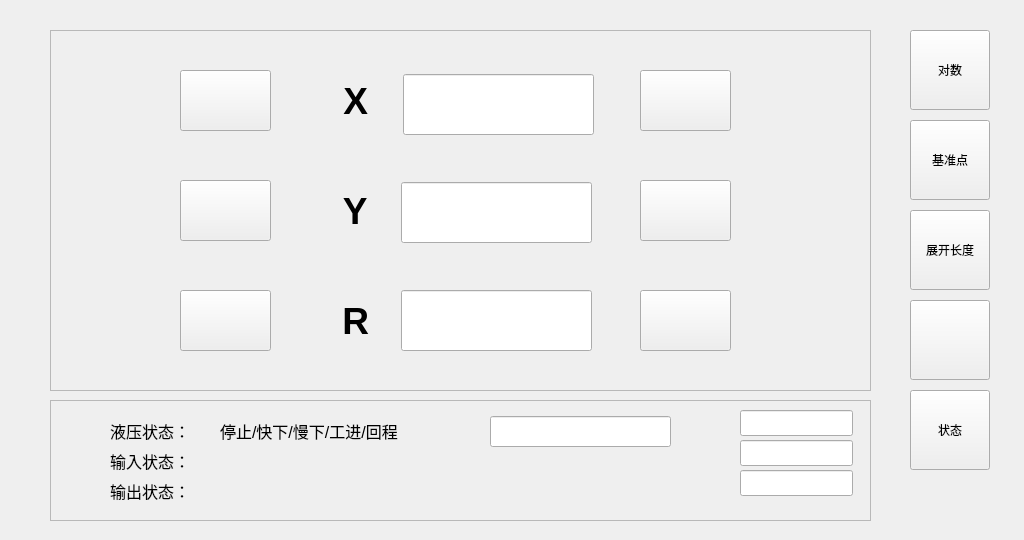
Old version of the form A66-app/manual.ui in the repository Tetraelc/A66_PRO.
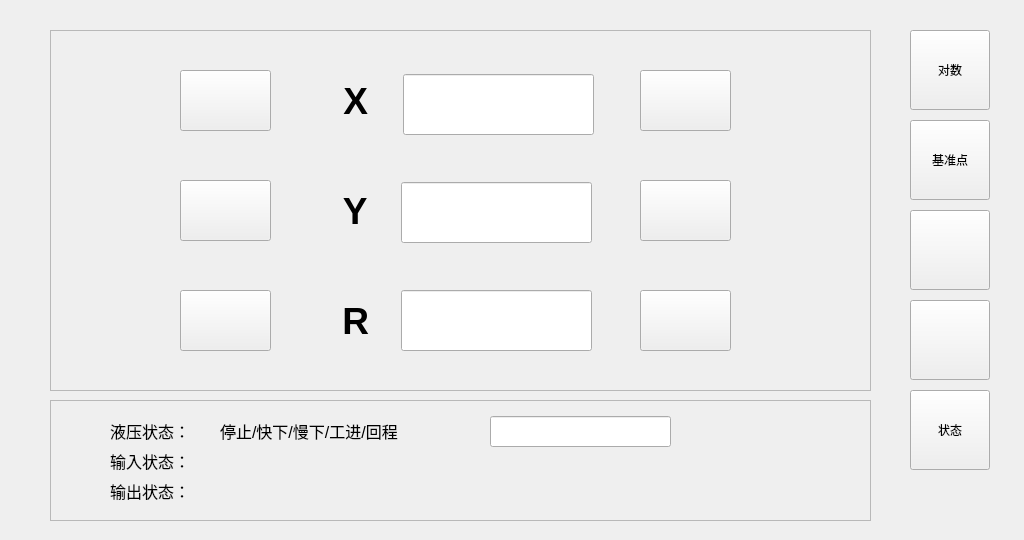
New version of the form. Icons and pictures are not drawn.

Diff of the .ui file:
```diff
--- a/A66-app/manual.ui
+++ b/A66-app/manual.ui
@@ -26,7 +26,7 @@
     </rect>
    </property>
    <property name="text">
-    <string>展开长度</string>
+    <string/>
    </property>
   </widget>
   <widget class="QPushButton" name="pushButton_B6_7">
@@ -1161,36 +1161,6 @@
      <bool>true</bool>
     </property>
    </widget>
-   <widget class="QLineEdit" name="lineEdit_error1">
-    <property name="geometry">
-     <rect>
-      <x>690</x>
-      <y>10</y>
-      <width>113</width>
-      <height>26</height>
-     </rect>
-    </property>
-   </widget>
-   <widget class="QLineEdit" name="lineEdit_error2">
-    <property name="geometry">
-     <rect>
-      <x>690</x>
-      <y>40</y>
-      <width>113</width>
-      <height>26</height>
-     </rect>
-    </property>
-   </widget>
-   <widget class="QLineEdit" name="lineEdit_error3">
-    <property name="geometry">
-     <rect>
-      <x>690</x>
-      <y>70</y>
-      <width>113</width>
-      <height>26</height>
-     </rect>
-    </property>
-   </widget>
   </widget>
  </widget>
  <resources>
```
